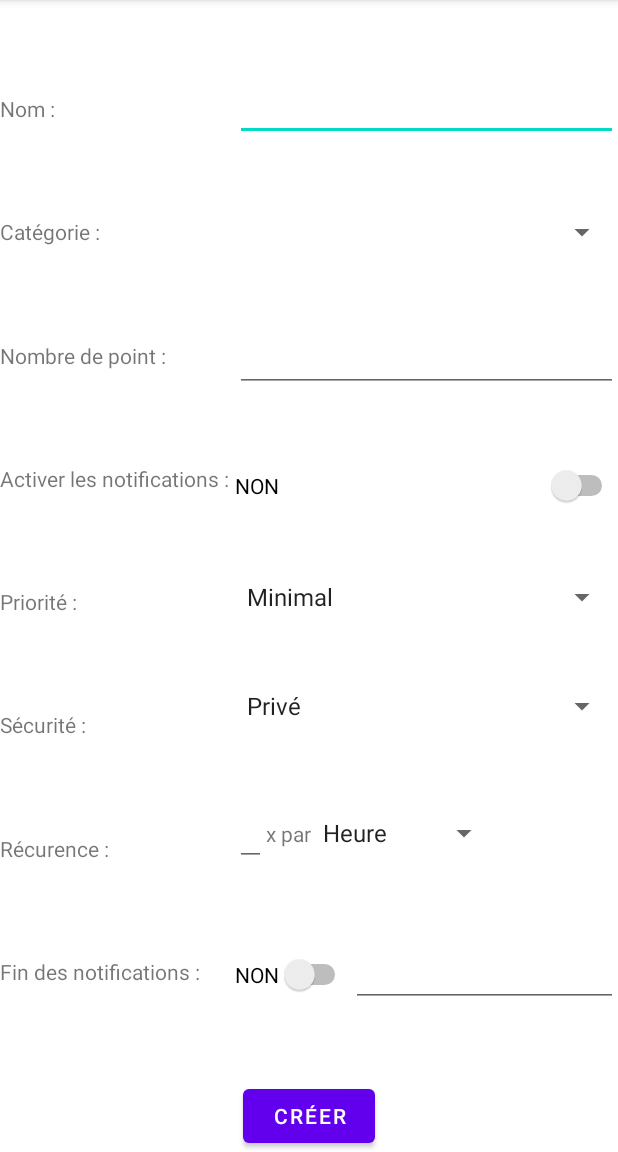
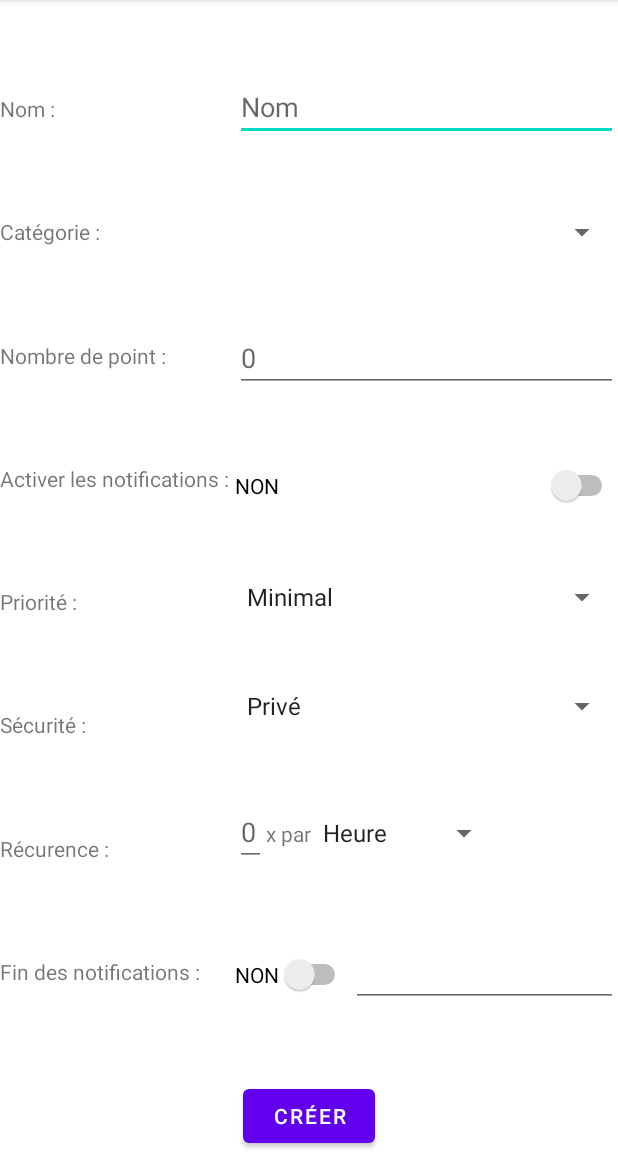
Before and after one commit to julieGomez/PerfectList, an Android app: the screen it shows after launch (CreateTaskActivity), on a phone screen of 412 x 824 dp, the part 84-1236 px from its top. Run offline under Robolectric (Android 15) with nearby library versions, the phone set to English and light mode, and no system bars.

Commit message:
PL-2 [UPD] Update : Add hint attribute to et_name, et_nbPoint and et_nbOfRepetitions fields.

```diff
--- a/app/src/main/res/layout/activity_create_task.xml
+++ b/app/src/main/res/layout/activity_create_task.xml
@@ -20,13 +20,13 @@
     />
     <EditText
             android:id="@+id/et_name"
-            tools:text="@string/et_name"
             android:layout_width="0dp"
             android:layout_height="wrap_content"
             app:layout_constraintTop_toTopOf="parent"
             app:layout_constraintStart_toStartOf="@id/guideline_middle"
             app:layout_constraintEnd_toEndOf="parent"
-            app:layout_constraintHorizontal_bias="0.5" app:layout_constraintBottom_toTopOf="@+id/spinner_category"/>
+            app:layout_constraintHorizontal_bias="0.5" app:layout_constraintBottom_toTopOf="@+id/spinner_category"
+            android:hint="@string/et_name"/>
 
     <!-- Category -->
     <TextView
@@ -62,7 +62,6 @@
     />
     <EditText
             android:id="@+id/et_nbPoint"
-            tools:text="@string/et_nbPoint"
             android:inputType="number"
             android:layout_width="0dp"
             android:layout_height="wrap_content"
@@ -70,7 +69,7 @@
             app:layout_constraintStart_toStartOf="@+id/guideline_middle"
             app:layout_constraintEnd_toEndOf="@+id/guideline_end"
             app:layout_constraintBottom_toTopOf="@+id/switch_isNotificationNeeded"
-    />
+            android:hint="@string/et_nbPoint"/>
 
     <!-- Is notification needed -->
     <TextView
@@ -163,6 +162,7 @@
                 android:inputType="number"
                 android:layout_width="wrap_content"
                 android:layout_height="wrap_content"
+                android:hint="@string/et_nbRepetition"
                 app:layout_constraintStart_toStartOf="@+id/guideline_middle"
         />
         <TextView
--- a/app/src/main/res/values/strings.xml
+++ b/app/src/main/res/values/strings.xml
@@ -13,11 +13,12 @@
 
     <string name="et_name">Nom</string>
     <string name="et_nbPoint">0</string>
+    <string name="et_nbRepetition">0</string>
+
+    <string name="button_create">Créer</string>
 
     <string name="yes">OUI</string>
     <string name="no">NON</string>
-
-    <string name="button_create">Créer</string>
 
     <string-array name="period_array">
         <item>Heure</item>
```
